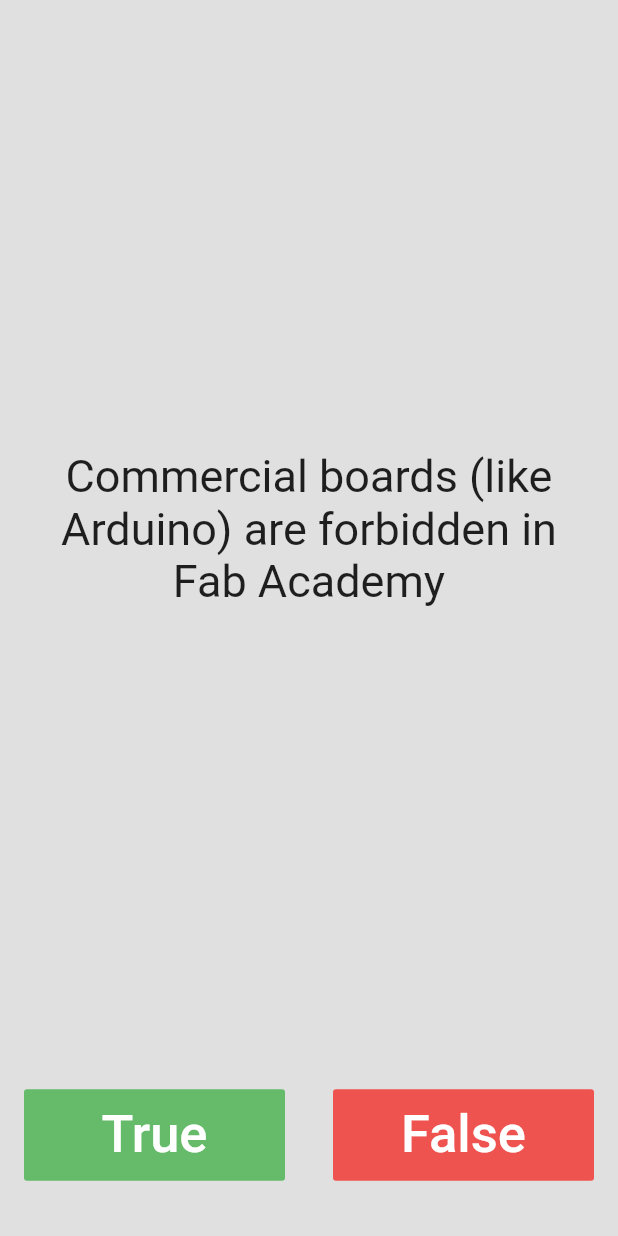
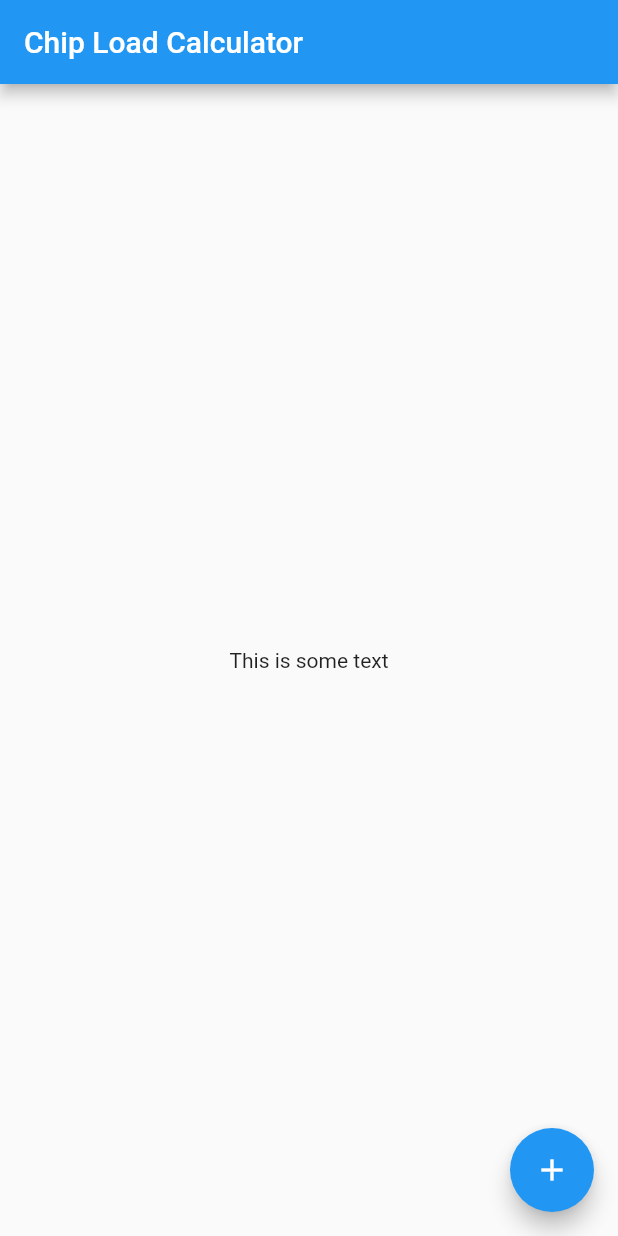
Before and after one commit to TheBeachLab/fabbers, a Flutter app: the screen it shows after launch, on a phone screen of 412 x 824 dp. Run offline on Flutter 3.47's test engine with Material 2 defaults, Android fonts, the phone set to English and light mode, and no system bars; our stand-ins replace audioplayers, rflutter_alert.

Commit message:
Chip Load Calculator CLC Start

```diff
--- a/lib/main.dart
+++ b/lib/main.dart
@@ -8,8 +8,42 @@ QuizzBrain quizzBrain =
     QuizzBrain(); // create a quizzBrain object from QuizzBrain Class
 
 void main() {
-  runApp(InstructQuizz());
+  runApp(ChipLoadCalculator());
 }
+
+class ChipLoadCalculator extends StatelessWidget {
+  @override
+  Widget build(BuildContext context) {
+    return MaterialApp(
+      debugShowCheckedModeBanner: false,
+      home: InputPage(),
+    );
+  }
+}
+
+class InputPage extends StatefulWidget {
+  @override
+  _InputPageState createState() => _InputPageState();
+}
+
+class _InputPageState extends State<InputPage> {
+  @override
+  Widget build(BuildContext context) {
+    return Scaffold(
+      appBar: AppBar(
+        title: Text('Chip Load Calculator'),
+      ),
+      body: Center(
+        child: Text('This is some text'),
+      ),
+      floatingActionButton: FloatingActionButton(
+        child: Icon(Icons.add),
+      ),
+    );
+  }
+}
+
+// ==========
 
 class InstructQuizz extends StatelessWidget {
   @override
```
